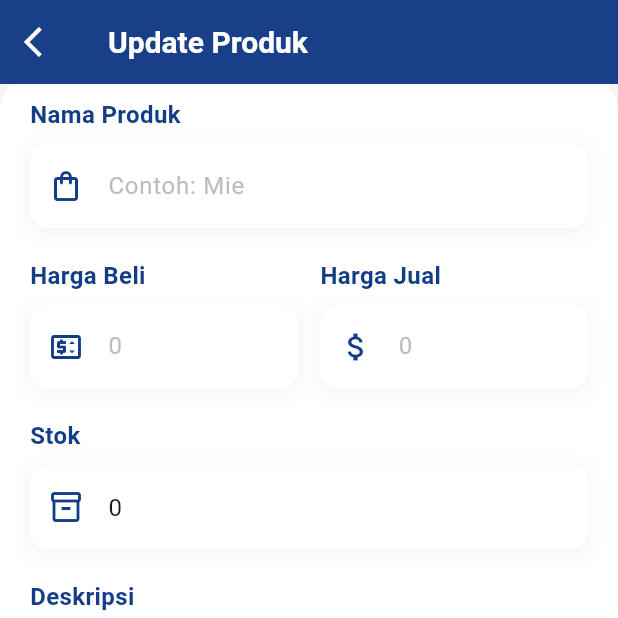
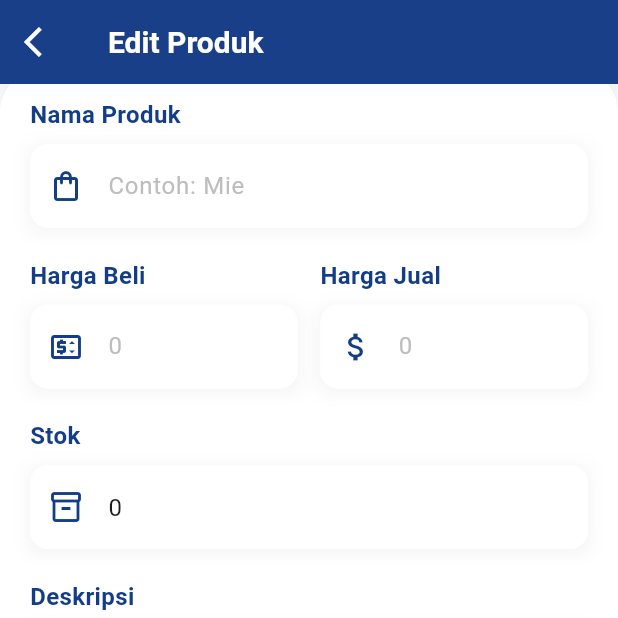
Before and after one commit to DtiDmyt/SiKasir, a Flutter app: the UpdateProdukScreen screen opened directly with empty values, scrolled down 360 dp, on a phone screen of 412 x 824 dp, the top half of it. Run offline on Flutter 3.47's test engine with Material 3 defaults, Android fonts, the phone set to English and light mode, and no system bars; our stand-ins replace cloud_firestore, firebase_auth, firebase_core, fl_chart, image_picker, open_file and 1 more; missing offline and left inert: cloudinary_public, excel, mobile_scanner; accounts and stored records are empty; network calls fail; Roboto replaces fonts that are missing (Poppins).

Commit message:
ganti nama appbar

```diff
--- a/lib/views/kasir/update_produk.dart
+++ b/lib/views/kasir/update_produk.dart
@@ -300,7 +300,7 @@ class _UpdateProdukScreenState extends State<UpdateProdukScreen> {
           onPressed: () => Navigator.of(context).pop(),
         ),
         title: Text(
-          'Update Produk',
+          'Edit Produk',
           style: TextStyle(
             color: Colors.white,
             fontWeight: FontWeight.w600,
```
